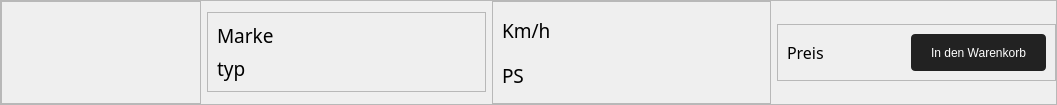
Above: ui_files/stockitem.ui from xTheSheep/gui_landwirtschaftliche_fahrzeuge before the change. Below: the same form after it.
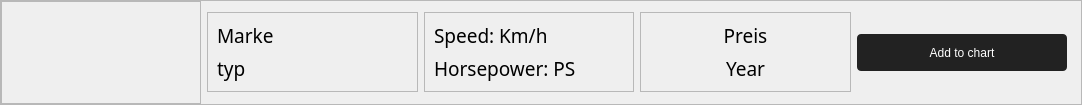
That is the form after the change. Icons and pictures are not drawn.

Commit message: added chart (not yet working), changed sidebar buyer

Patch:
```diff
--- a/ui_files/stockitem.ui
+++ b/ui_files/stockitem.ui
@@ -6,7 +6,7 @@
    <rect>
     <x>0</x>
     <y>0</y>
-    <width>1057</width>
+    <width>1082</width>
     <height>105</height>
    </rect>
   </property>
@@ -23,8 +23,7 @@
   padding: 9px 20px 8px;
   height: 20px;
 }
-.QPushButtonr:hover,
-.QPushButtonr:focus {
+.QPushButton:hover {
   background-color: rgb(54, 54, 54);
 }</string>
   </property>
@@ -57,7 +56,7 @@
        <number>0</number>
       </property>
       <property name="rightMargin">
-       <number>0</number>
+       <number>14</number>
       </property>
       <property name="bottomMargin">
        <number>0</number>
@@ -158,7 +157,7 @@
         </layout>
        </widget>
       </item>
-      <item>
+      <item alignment="Qt::AlignVCenter">
        <widget class="QFrame" name="frame_4">
         <property name="frameShape">
          <enum>QFrame::StyledPanel</enum>
@@ -176,7 +175,7 @@
             </font>
            </property>
            <property name="text">
-            <string>Km/h</string>
+            <string>Speed: Km/h</string>
            </property>
            <property name="alignment">
             <set>Qt::AlignLeading|Qt::AlignLeft|Qt::AlignVCenter</set>
@@ -192,7 +191,7 @@
             </font>
            </property>
            <property name="text">
-            <string>PS</string>
+            <string>Horsepower: PS</string>
            </property>
            <property name="alignment">
             <set>Qt::AlignLeading|Qt::AlignLeft|Qt::AlignVCenter</set>
@@ -210,30 +209,62 @@
         <property name="frameShadow">
          <enum>QFrame::Raised</enum>
         </property>
-        <layout class="QHBoxLayout" name="horizontalLayout_2">
+        <layout class="QVBoxLayout" name="verticalLayout_5">
          <item>
           <widget class="QLabel" name="preis">
            <property name="font">
             <font>
              <family>Bahnschrift</family>
-             <pointsize>12</pointsize>
+             <pointsize>14</pointsize>
             </font>
            </property>
            <property name="text">
             <string>Preis</string>
            </property>
+           <property name="alignment">
+            <set>Qt::AlignCenter</set>
+           </property>
           </widget>
          </item>
          <item>
-          <widget class="QPushButton" name="cart_button">
+          <widget class="QLabel" name="year">
+           <property name="font">
+            <font>
+             <family>Bahnschrift</family>
+             <pointsize>14</pointsize>
+            </font>
+           </property>
            <property name="text">
-            <string>In den Warenkorb</string>
+            <string>Year</string>
+           </property>
+           <property name="alignment">
+            <set>Qt::AlignCenter</set>
            </property>
           </widget>
          </item>
         </layout>
        </widget>
       </item>
+      <item>
+       <widget class="QPushButton" name="cart_button">
+        <property name="cursor">
+         <cursorShape>PointingHandCursor</cursorShape>
+        </property>
+        <property name="text">
+         <string>Add to chart</string>
+        </property>
+        <property name="icon">
+         <iconset resource="agriculture-shop-ressources.qrc">
+          <normaloff>:/icons_white/assets/icons/icons_png/icons_white/shopping_cart_checkout_white.png</normaloff>:/icons_white/assets/icons/icons_png/icons_white/shopping_cart_checkout_white.png</iconset>
+        </property>
+        <property name="iconSize">
+         <size>
+          <width>20</width>
+          <height>20</height>
+         </size>
+        </property>
+       </widget>
+      </item>
      </layout>
     </widget>
    </item>
```
The commit also changes 19 other files.
